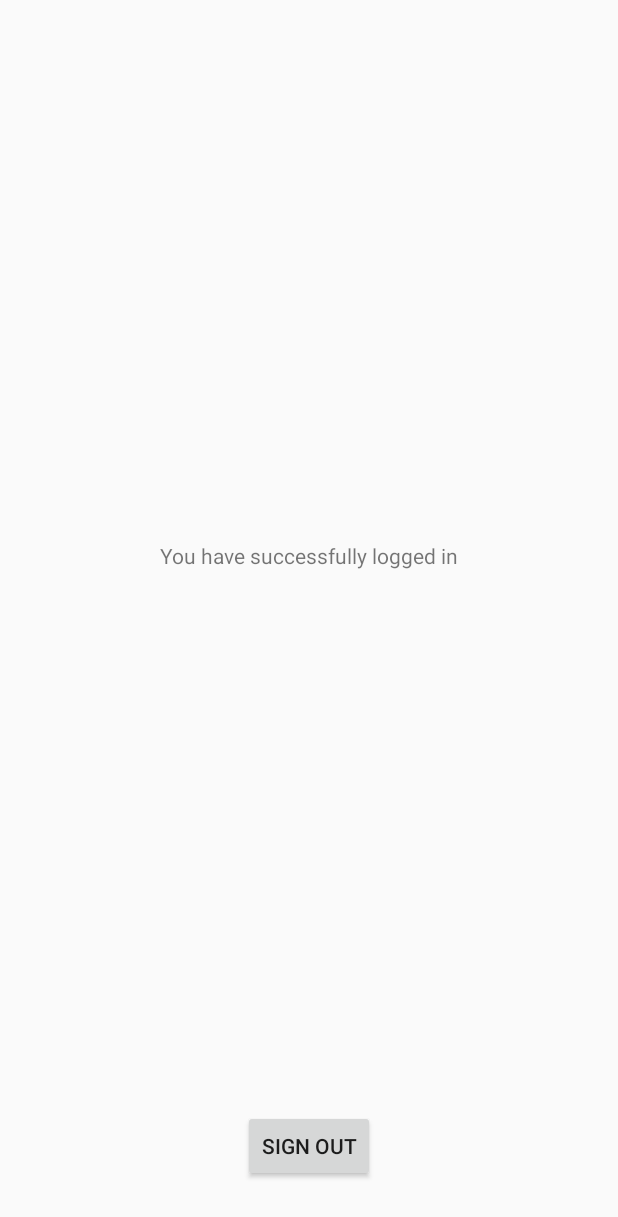
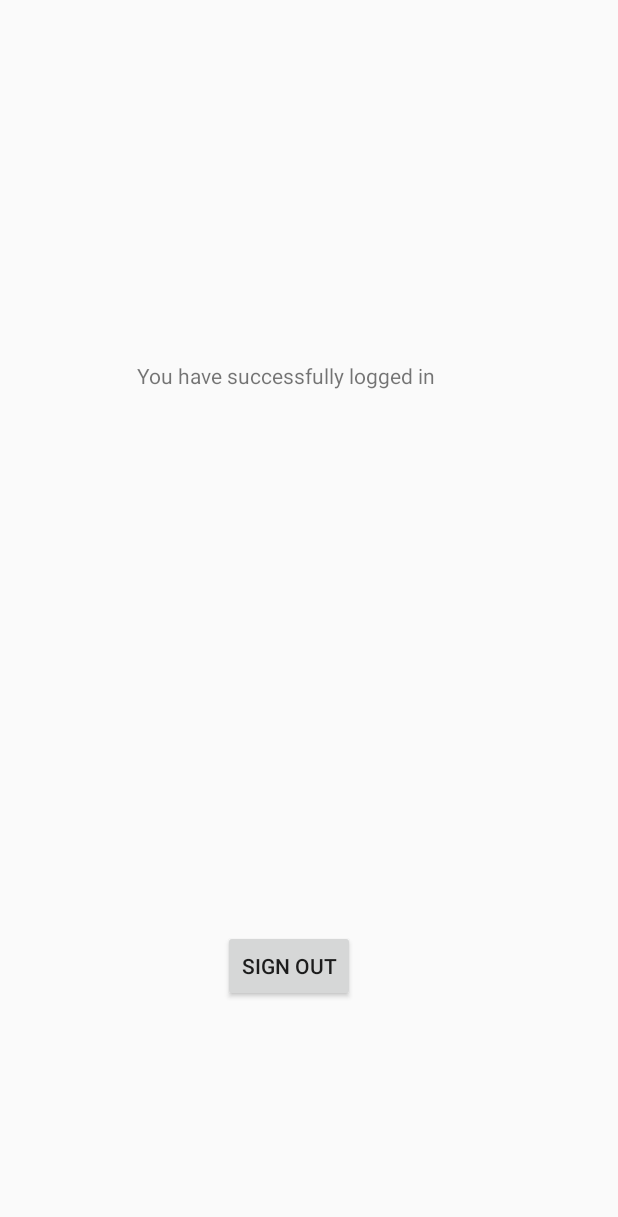
Before and after one commit to imtiazrayman/InstagramClone, an Android app: the HomeActivity screen opened directly, with no data from a screen before it, on a phone screen of 412 x 824 dp. Shown: the top 1217 px of the screen. Run offline under Robolectric (Android 15) with nearby library versions, the phone set to English and light mode, and no system bars; our stand-ins replace Firebase (no records; nobody signed in at launch, a user with empty details on screens opened directly).

```diff
--- a/app/src/main/java/com/example/instant/SignInActivity.kt
+++ b/app/src/main/java/com/example/instant/SignInActivity.kt
@@ -33,7 +33,6 @@ class SignInActivity : AppCompatActivity() {
         val credential = GoogleAuthProvider.getCredential(acct.idToken, null)
         firebaseAuth.signInWithCredential(credential).addOnCompleteListener {
             if (it.isSuccessful) {
-
                 startActivity(HomeActivity.getLaunchIntent(this))
             } else {
                 Toast.makeText(this, "Google sign in failed:(", Toast.LENGTH_LONG).show()
--- a/app/src/main/res/layout/activity_home.xml
+++ b/app/src/main/res/layout/activity_home.xml
@@ -11,26 +11,30 @@
         android:id="@+id/textView"
         android:layout_width="wrap_content"
         android:layout_height="wrap_content"
-        android:layout_marginBottom="8dp"
-        android:layout_marginEnd="8dp"
         android:layout_marginStart="8dp"
         android:layout_marginTop="8dp"
+        android:layout_marginEnd="8dp"
+        android:layout_marginBottom="8dp"
         android:gravity="center"
         android:text="@string/congrats_text"
         app:layout_constraintBottom_toTopOf="@+id/sign_out_button"
         app:layout_constraintEnd_toEndOf="parent"
+        app:layout_constraintHorizontal_bias="0.424"
         app:layout_constraintStart_toStartOf="parent"
-        app:layout_constraintTop_toTopOf="parent" />
+        app:layout_constraintTop_toTopOf="parent"
+        app:layout_constraintVertical_bias="0.398" />
 
     <Button
         android:id="@+id/sign_out_button"
         android:layout_width="wrap_content"
         android:layout_height="wrap_content"
-        android:layout_marginBottom="36dp"
+        android:layout_marginStart="8dp"
         android:layout_marginEnd="8dp"
-        android:layout_marginStart="8dp"
+        android:layout_marginBottom="156dp"
         android:text="@string/sign_out_button"
         app:layout_constraintBottom_toBottomOf="parent"
         app:layout_constraintEnd_toEndOf="parent"
+        app:layout_constraintHorizontal_bias="0.456"
         app:layout_constraintStart_toStartOf="parent" />
+
 </androidx.constraintlayout.widget.ConstraintLayout>
--- a/app/src/main/res/layout/activity_main.xml
+++ b/app/src/main/res/layout/activity_main.xml
@@ -58,16 +58,16 @@
         android:textColorHint="#F6F6F6"
         app:layout_constraintBottom_toTopOf="@+id/editText2"
         app:layout_constraintEnd_toEndOf="parent"
-        app:layout_constraintHorizontal_bias="0.486"
+        app:layout_constraintHorizontal_bias="0.487"
         app:layout_constraintStart_toStartOf="parent"
         app:layout_constraintTop_toBottomOf="@+id/textView"
-        app:layout_constraintVertical_bias="0.0" />
+        app:layout_constraintVertical_bias="0.455" />
 
     <EditText
         android:id="@+id/editText2"
         android:layout_width="250dp"
         android:layout_height="42dp"
-        android:layout_marginBottom="124dp"
+        android:layout_marginBottom="76dp"
         android:background="#2FFFFFFF"
         android:drawableTint="#FFFDFD"
         android:drawableTintMode="add"
```
Also changed, not shown: app/src/main/java/com/example/instant/DB.kt (+5 -2 lines), app/src/main/java/com/example/instant/MainActivity.kt (+9 -2 lines), app/src/main/res/drawable/CameraIcon.png (added), app/src/main/res/drawable/FriendIcon.png (added), app/src/main/res/drawable/HeartIcon.png (added), app/src/main/res/drawable/HomeButton.png (added), app/src/main/res/drawable/NavButtons.png (added), app/src/main/res/drawable/SearchIcon.png (added).
